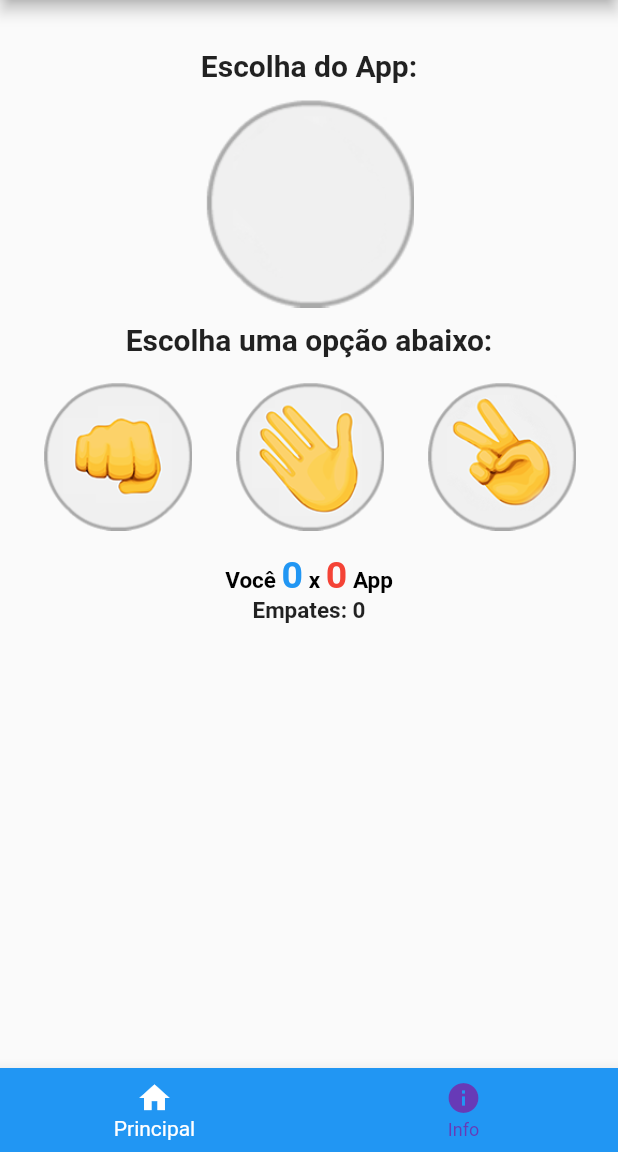
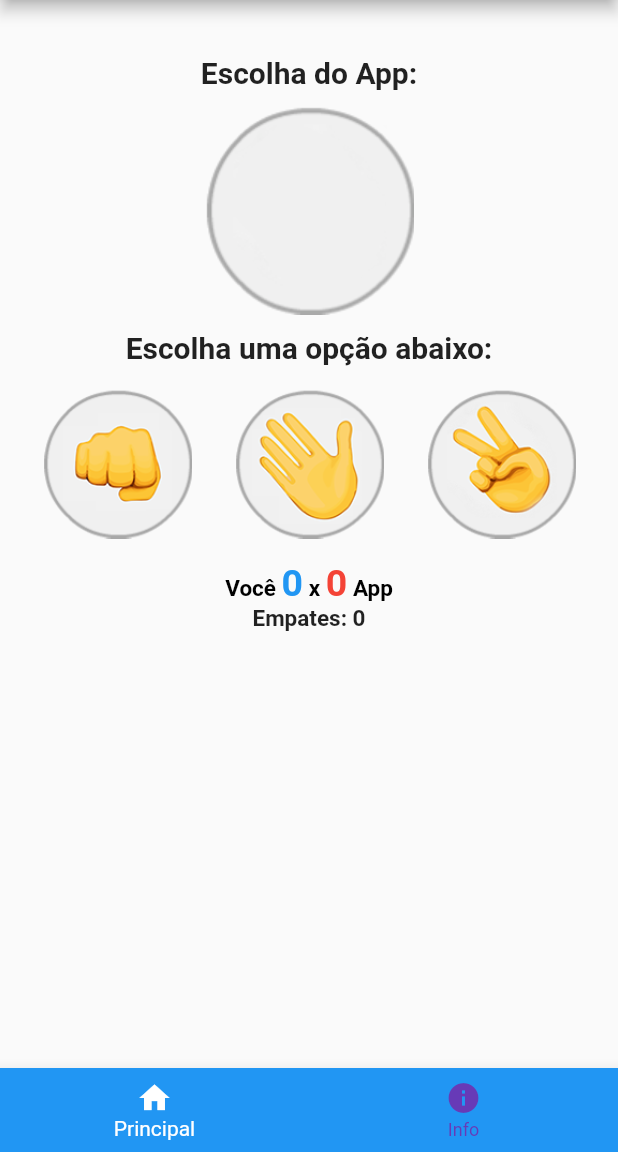
Before and after one commit to felipeabreu86/flutter_jokenpo, a Flutter app: the screen it shows after launch, on a phone screen of 412 x 824 dp, the part 84-1236 px from its top. Run offline on Flutter 3.47's test engine with Material 2 defaults, Android fonts, the phone set to English and light mode, and no system bars.

Commit message:
Se aplicado, este commit ira adicionar um padding a tela

```diff
--- a/lib/Jogo.dart
+++ b/lib/Jogo.dart
@@ -87,7 +87,7 @@ class _JogoState extends State<Jogo> {
       ),
       body: Container(
         child: SingleChildScrollView(
-          //padding: EdgeInsets.only(top: 16),
+          padding: EdgeInsets.only(top: 5, bottom: 15),
           child: Column(
             crossAxisAlignment: CrossAxisAlignment.center,
             children: <Widget>[
```
